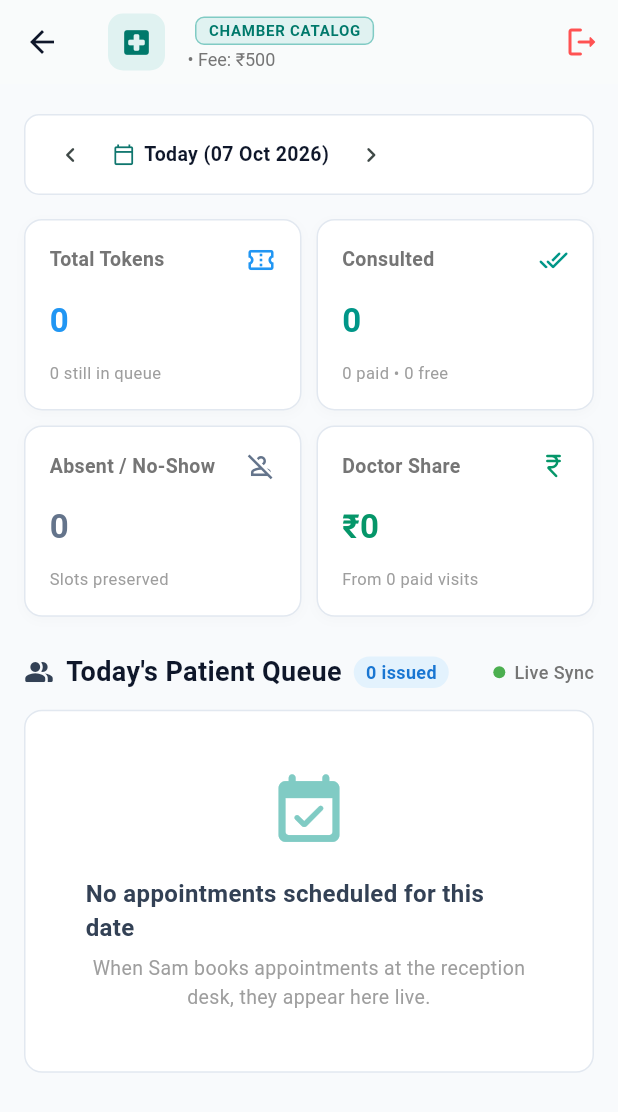
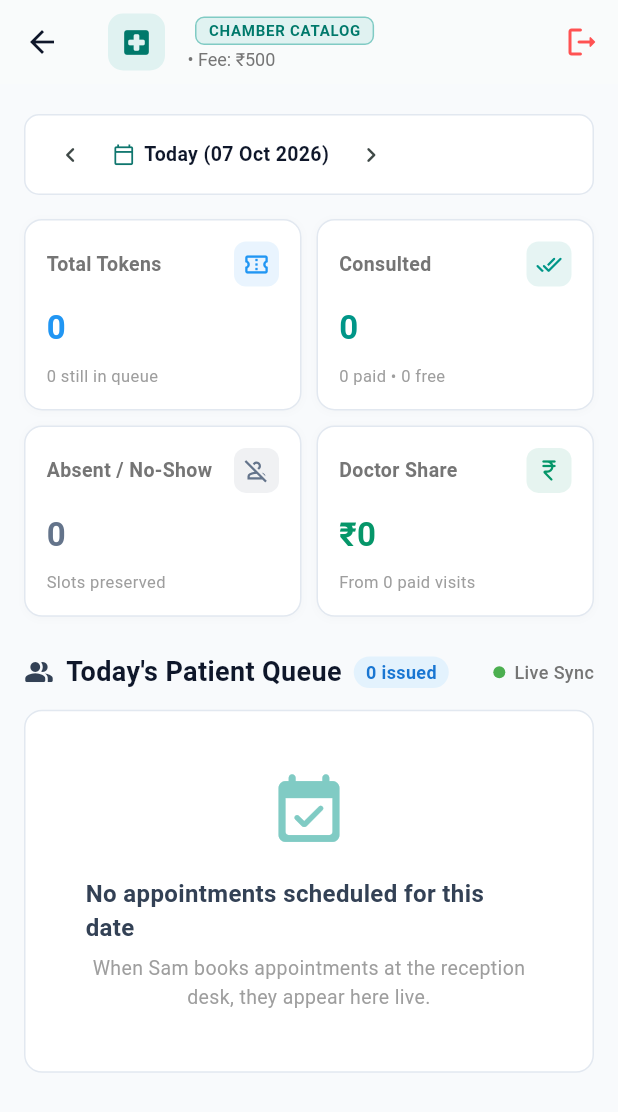
Before and after one commit to 0xCoderunknown/guwahatione-clinic-os, a Flutter app: the DoctorChamberScreen screen opened directly with empty values, on a phone screen of 412 x 824 dp. Shown: the top 1112 px of the screen. Run offline on Flutter 3.47's test engine with Material 3 defaults, Android fonts, the phone set to English and light mode, and no system bars; our stand-ins replace cloud_firestore, firebase_core, shared_preferences; missing offline and left inert: dart:js_interop; accounts and stored records are empty; generated files the repository leaves out were written again.

Commit message:
feat: merged a duplicate widget

```diff
--- a/lib/widgets/chamber/chamber_metrics_grid.dart
+++ b/lib/widgets/chamber/chamber_metrics_grid.dart
@@ -1,6 +1,7 @@
 import 'package:flutter/material.dart';
 import '../../core/engines/engines.dart';
 import '../../models/appointment.dart';
+import '../common/metric_kpi_card.dart';
 
 /// Live KPI metrics grid for Doctor Chamber (Total, Consulted, Absent, Doctor Share).
 class ChamberMetricsGrid extends StatelessWidget {
@@ -103,7 +104,7 @@ class ChamberMetricsGrid extends StatelessWidget {
   }
 }
 
-/// Standalone KPI metric tile displaying count, subtitle, and themed icon.
+/// Standalone KPI metric tile delegating to the unified [MetricKpiCard].
 class ChamberMetricTile extends StatelessWidget {
   final String title;
   final String value;
@@ -122,55 +123,13 @@ class ChamberMetricTile extends StatelessWidget {
 
   @override
   Widget build(BuildContext context) {
-    return Container(
-      padding: const EdgeInsets.all(16),
-      decoration: BoxDecoration(
-        color: Colors.white,
-        borderRadius: BorderRadius.circular(12),
-        border: Border.all(color: const Color(0xFFE2E8F0)),
-        boxShadow: [
-          BoxShadow(
-            color: Colors.black.withValues(alpha: 0.02),
-            blurRadius: 6,
-            offset: const Offset(0, 2),
-          ),
-        ],
-      ),
-      child: Column(
-        crossAxisAlignment: CrossAxisAlignment.start,
-        mainAxisAlignment: MainAxisAlignment.spaceBetween,
-        children: [
-          Row(
-            mainAxisAlignment: MainAxisAlignment.spaceBetween,
-            children: [
-              Text(
-                title,
-                style: TextStyle(
-                  fontSize: 13,
-                  fontWeight: FontWeight.w600,
-                  color: Colors.grey.shade600,
-                ),
-              ),
-              Icon(icon, size: 20, color: color),
-            ],
-          ),
-          const SizedBox(height: 8),
-          Text(
-            value,
-            style: TextStyle(
-              fontSize: 22,
-              fontWeight: FontWeight.bold,
-              color: color,
-            ),
-          ),
-          const SizedBox(height: 4),
-          Text(
-            subtitle,
-            style: TextStyle(fontSize: 11, color: Colors.grey.shade500),
-            overflow: TextOverflow.ellipsis,
-          ),
-        ],
-      ),
+    return MetricKpiCard(
+      title: title,
+      value: value,
+      subtitle: subtitle,
+      icon: icon,
+      color: color,
+      layout: MetricCardLayout.vertical,
     );
   }
 }
--- /dev/null
+++ b/lib/widgets/common/metric_kpi_card.dart
@@ -0,0 +1,171 @@
+import 'package:flutter/material.dart';
+
+enum MetricCardLayout {
+  /// Vertical stack: Title & Icon on top, Large Value in center, Subtitle below.
+  vertical,
+
+  /// Horizontal row: Icon badge on left, Value & Labels on right.
+  horizontal,
+}
+
+/// Unified KPI metric card supporting both grid and strip layouts.
+class MetricKpiCard extends StatelessWidget {
+  final String title;
+  final String value;
+  final String? subtitle;
+  final IconData icon;
+  final Color color;
+  final Color? bgColor;
+  final VoidCallback? onTap;
+  final MetricCardLayout layout;
+
+  const MetricKpiCard({
+    super.key,
+    required this.title,
+    required this.value,
+    this.subtitle,
+    required this.icon,
+    required this.color,
+    this.bgColor,
+    this.onTap,
+    this.layout = MetricCardLayout.vertical,
+  });
+
+  @override
+  Widget build(BuildContext context) {
+    final effectiveBgColor = bgColor ?? color.withValues(alpha: 0.1);
+
+    final cardContent = Container(
+      padding: const EdgeInsets.all(14),
+      decoration: BoxDecoration(
+        color: Colors.white,
+        borderRadius: BorderRadius.circular(12),
+        border: Border.all(color: const Color(0xFFE2E8F0)),
+        boxShadow: [
+          BoxShadow(
+            color: Colors.black.withValues(alpha: 0.02),
+            blurRadius: 4,
+            offset: const Offset(0, 1),
+          ),
+        ],
+      ),
+      child: layout == MetricCardLayout.horizontal
+          ? _buildHorizontalContent(effectiveBgColor)
+          : _buildVerticalContent(effectiveBgColor),
+    );
+
+    if (onTap != null) {
+      return InkWell(
+        onTap: onTap,
+        borderRadius: BorderRadius.circular(12),
+        child: cardContent,
+      );
+    }
+
+    return cardContent;
+  }
+
+  Widget _buildHorizontalContent(Color iconBg) {
+    return Row(
+      children: [
+        Container(
+          padding: const EdgeInsets.all(10),
+          decoration: BoxDecoration(
+            color: iconBg,
+            borderRadius: BorderRadius.circular(10),
+          ),
+          child: Icon(icon, size: 22, color: color),
+        ),
+        const SizedBox(width: 12),
+        Expanded(
+          child: Column(
+            crossAxisAlignment: CrossAxisAlignment.start,
+            mainAxisAlignment: MainAxisAlignment.center,
+            children: [
+              Text(
+                value,
+                style: TextStyle(
+                  fontSize: 20,
+                  fontWeight: FontWeight.w900,
+                  color: color,
+                  letterSpacing: -0.5,
+                ),
+              ),
+              const SizedBox(height: 2),
+              Text(
+                title,
+                maxLines: 1,
+                overflow: TextOverflow.ellipsis,
+                style: const TextStyle(
+                  fontSize: 12,
+                  fontWeight: FontWeight.bold,
+                  color: Color(0xFF0F172A),
+                ),
+              ),
+              if (subtitle != null) ...[
+                const SizedBox(height: 1),
+                Text(
+                  subtitle!,
+                  maxLines: 1,
+                  overflow: TextOverflow.ellipsis,
+                  style: const TextStyle(fontSize: 10.5, color: Color(0xFF64748B)),
+                ),
+              ],
+            ],
+          ),
+        ),
+      ],
+    );
+  }
+
+  Widget _buildVerticalContent(Color iconBg) {
+    return Column(
+      crossAxisAlignment: CrossAxisAlignment.start,
+      mainAxisAlignment: MainAxisAlignment.spaceBetween,
+      children: [
+        Row(
+          mainAxisAlignment: MainAxisAlignment.spaceBetween,
+          children: [
+            Expanded(
+              child: Text(
+                title,
+                style: TextStyle(
+                  fontSize: 13,
+                  fontWeight: FontWeight.w600,
+                  color: Colors.grey.shade600,
+                ),
+                maxLines: 1,
+                overflow: TextOverflow.ellipsis,
+              ),
+            ),
+            Container(
+              padding: const EdgeInsets.all(6),
+              decoration: BoxDecoration(
+                color: iconBg,
+                borderRadius: BorderRadius.circular(8),
+              ),
+              child: Icon(icon, size: 18, color: color),
+            ),
+          ],
+        ),
+        const SizedBox(height: 8),
+        Text(
+          value,
+          style: TextStyle(
+            fontSize: 22,
+            fontWeight: FontWeight.bold,
+            color: color,
+          ),
+        ),
+        if (subtitle != null) ...[
+          const SizedBox(height: 4),
+          Text(
+            subtitle!,
+            style: TextStyle(fontSize: 11, color: Colors.grey.shade500),
+            overflow: TextOverflow.ellipsis,
+          ),
+        ],
+      ],
+    );
+  }
+}
--- a/lib/widgets/widgets.dart
+++ b/lib/widgets/widgets.dart
@@ -2,6 +2,7 @@
 export 'common/allergy_alert_banner.dart';
 export 'common/appointment_status_chip.dart';
 export 'common/clinic_date_nav_bar.dart';
+export 'common/metric_kpi_card.dart';
 export 'common/payment_badge.dart';
 export 'common/section_card.dart';
 export 'common/token_badge.dart';
```
Also changed, not shown: lib/screens/appointment_list_screen.dart (+24 -50 lines), lib/screens/statistics_screen.dart (+12 -20 lines), lib/widgets/dashboard/dashboard_kpi_strip.dart (+10 -65 lines).
